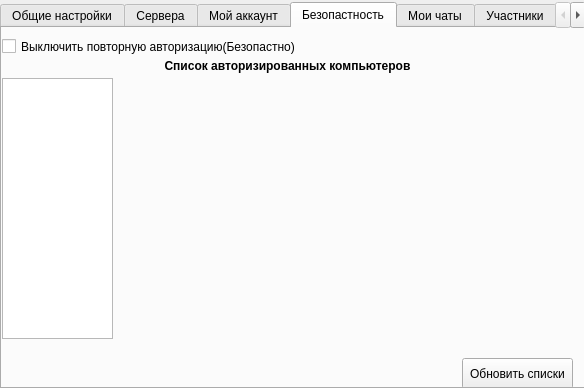
Above: kabinet.ui from gravimine/qtchat before the change. Below: the same form after it.
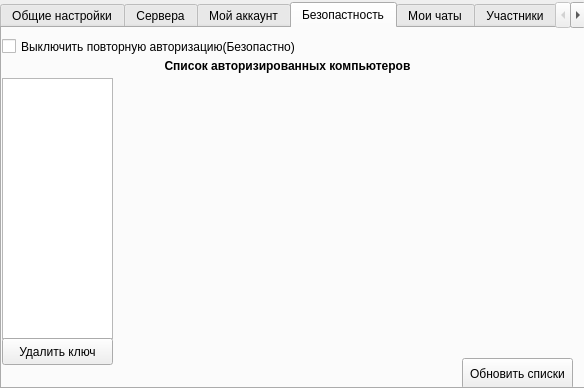
That is the form after the change. The open tabs and pages were chosen to show the change.

Patch:
```diff
--- a/kabinet.ui
+++ b/kabinet.ui
@@ -562,6 +562,19 @@
       <bool>true</bool>
      </property>
     </widget>
+    <widget class="QPushButton" name="pushButton_9">
+     <property name="geometry">
+      <rect>
+       <x>0</x>
+       <y>310</y>
+       <width>111</width>
+       <height>27</height>
+      </rect>
+     </property>
+     <property name="text">
+      <string>Удалить ключ</string>
+     </property>
+    </widget>
    </widget>
    <widget class="QWidget" name="tab_4">
     <attribute name="title">
```
Left out of the diff: 2 changed lines with no effect on the pictures.
